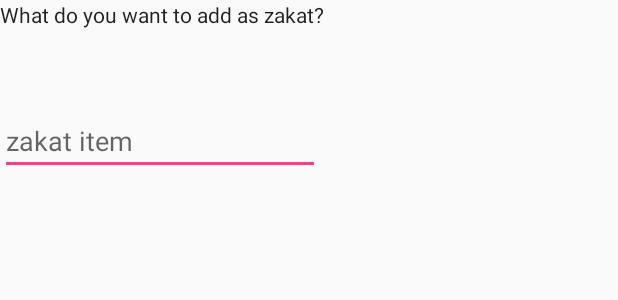
After one commit to adil659/ZakatApp, an Android app: the layout more_item_dialog_layout.xml on its own in the app's theme, with its tools: preview values and no code run, on a phone screen of 412 x 824 dp. The commit adds this screen. Shown: the top 300 px of the screen. Run offline under Robolectric (Android 15) with nearby library versions, the phone set to English and light mode, and no system bars.

Commit message:
Added dialog for anything else to add custom item (#7)
If you have a custom zakat item, you can now add that by pressing the
'anything else' button

```diff
--- a/app/src/main/res/drawable/background.xml
+++ b/app/src/main/res/drawable/background.xml
@@ -4,7 +4,7 @@
     <item android:drawable="@color/colorPrimary"/>
 
     <item>
-        <bitmap android:src="@drawable/mocklogo"
+        <bitmap android:src="@drawable/ic_launcher_background"
             android:gravity="center"/>
     </item>
 
--- /dev/null
+++ b/app/src/main/res/layout/more_item_dialog_layout.xml
@@ -0,0 +1,28 @@
+<?xml version="1.0" encoding="utf-8"?>
+<android.support.constraint.ConstraintLayout xmlns:android="http://schemas.android.com/apk/res/android"
+    xmlns:app="http://schemas.android.com/apk/res-auto"
+    xmlns:tools="http://schemas.android.com/tools"
+    android:layout_width="match_parent"
+    android:layout_height="match_parent">
+
+    <TextView
+        android:id="@+id/textView4"
+        android:layout_width="wrap_content"
+        android:layout_height="wrap_content"
+        android:text="What do you want to add as zakat?"
+        android:textAppearance="@style/TextAppearance.AppCompat.Body1"
+        tools:layout_editor_absoluteX="0dp"
+        tools:layout_editor_absoluteY="33dp" />
+
+    <EditText
+        android:id="@+id/customZakatItem"
+        android:layout_width="wrap_content"
+        android:layout_height="wrap_content"
+        android:layout_marginTop="52dp"
+        android:ems="10"
+        android:hint="zakat item"
+        android:inputType="textPersonName"
+        app:layout_constraintTop_toBottomOf="@+id/textView4"
+        tools:layout_editor_absoluteX="0dp" />
+
+</android.support.constraint.ConstraintLayout>
--- a/app/src/main/res/values/colors.xml
+++ b/app/src/main/res/values/colors.xml
@@ -7,6 +7,7 @@
     <color name="colorGold">#d4af37</color>
     <color name="colorGol2d">#d7b855</color>
     <color name="colorGol3d">#ccb261</color>
+    <color name="trial1">#ccb261</color>
 
 
     <color name="vanillaBrown">#fcf2d3</color>
```
Also changed, not shown: app/src/main/java/com/ideas/innovative/zakatapp/AddNewItemActivity.java (+36 -4 lines), app/src/main/java/com/ideas/innovative/zakatapp/AssetsFragment.java (+4 -5 lines).
